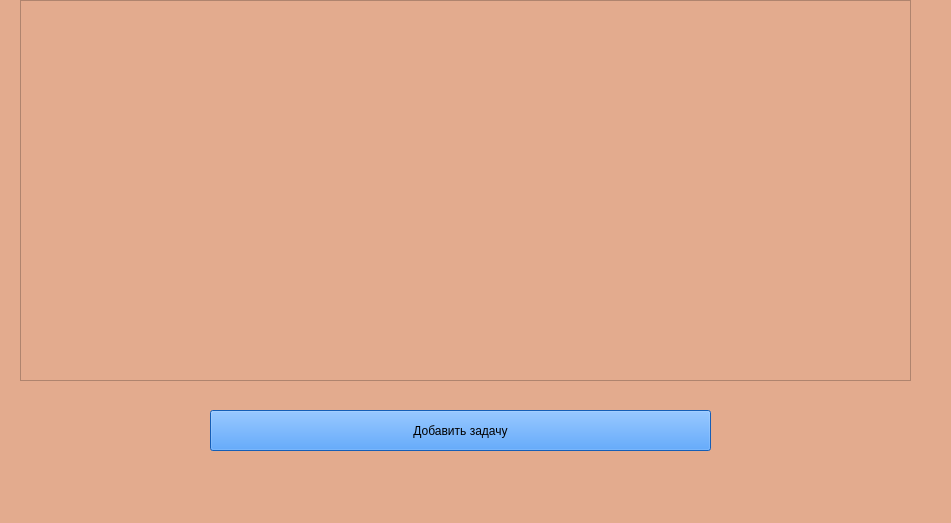
Above: ToDOlist/mainwindow.ui from Harambl/ToDoList before the change. Below: the same form after it.
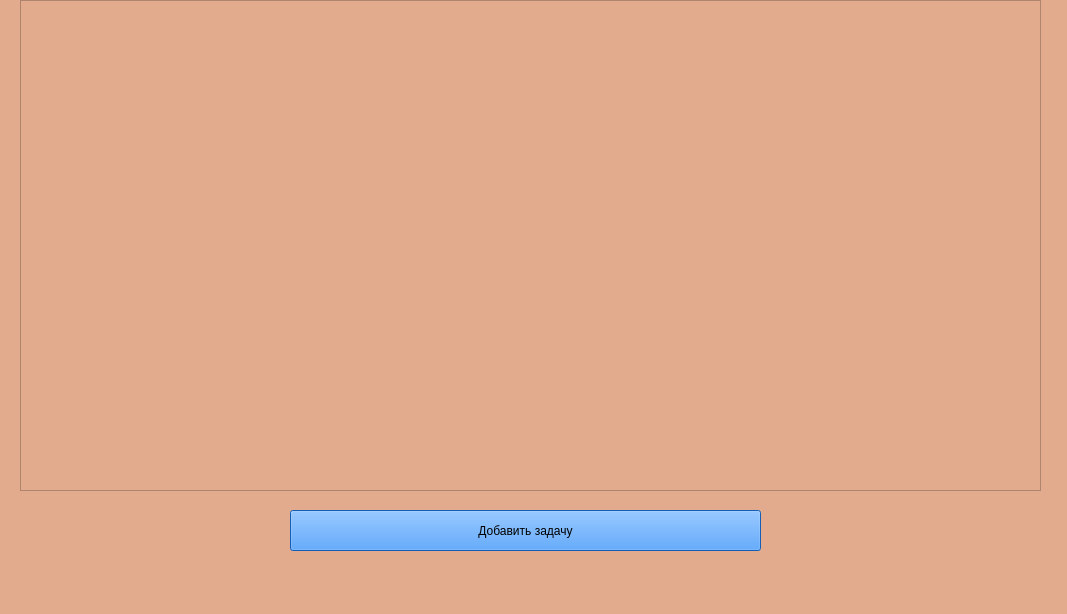
That is the form after the change.

Commit message: Релизная версия

```diff
--- a/ToDOlist/mainwindow.ui
+++ b/ToDOlist/mainwindow.ui
@@ -6,20 +6,20 @@
    <rect>
     <x>0</x>
     <y>0</y>
-    <width>951</width>
-    <height>523</height>
+    <width>1067</width>
+    <height>614</height>
    </rect>
   </property>
   <property name="minimumSize">
    <size>
-    <width>951</width>
-    <height>523</height>
+    <width>1067</width>
+    <height>614</height>
    </size>
   </property>
   <property name="maximumSize">
    <size>
-    <width>951</width>
-    <height>523</height>
+    <width>1067</width>
+    <height>614</height>
    </size>
   </property>
   <property name="font">
@@ -38,9 +38,9 @@
    <widget class="QPushButton" name="AddButton">
     <property name="geometry">
      <rect>
-      <x>210</x>
-      <y>410</y>
-      <width>501</width>
+      <x>290</x>
+      <y>510</y>
+      <width>471</width>
       <height>41</height>
      </rect>
     </property>
@@ -59,22 +59,10 @@
      <rect>
       <x>20</x>
       <y>0</y>
-      <width>891</width>
-      <height>381</height>
+      <width>1021</width>
+      <height>491</height>
      </rect>
     </property>
-    <property name="minimumSize">
-     <size>
-      <width>891</width>
-      <height>381</height>
-     </size>
-    </property>
-    <property name="maximumSize">
-     <size>
-      <width>891</width>
-      <height>381</height>
-     </size>
-    </property>
     <property name="verticalScrollBarPolicy">
      <enum>Qt::ScrollBarPolicy::ScrollBarAlwaysOff</enum>
     </property>
@@ -89,8 +77,8 @@
       <rect>
        <x>0</x>
        <y>0</y>
-       <width>889</width>
-       <height>379</height>
+       <width>1019</width>
+       <height>489</height>
       </rect>
      </property>
      <property name="acceptDrops">
@@ -99,10 +87,10 @@
      <widget class="QWidget" name="verticalLayoutWidget">
       <property name="geometry">
        <rect>
-        <x>19</x>
+        <x>9</x>
         <y>9</y>
-        <width>851</width>
-        <height>361</height>
+        <width>1001</width>
+        <height>471</height>
        </rect>
       </property>
       <layout class="QVBoxLayout" name="TaskLayout">
```
Left out of the diff: 2 changed lines with no effect on the pictures. The commit also changes 1 other file.
